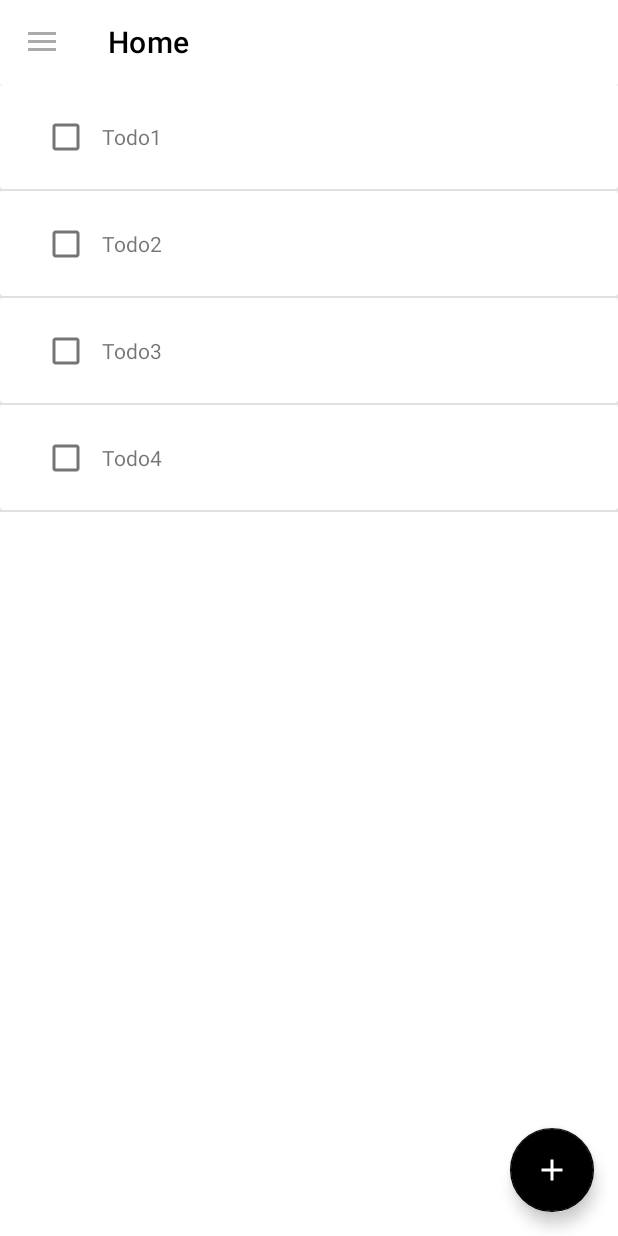
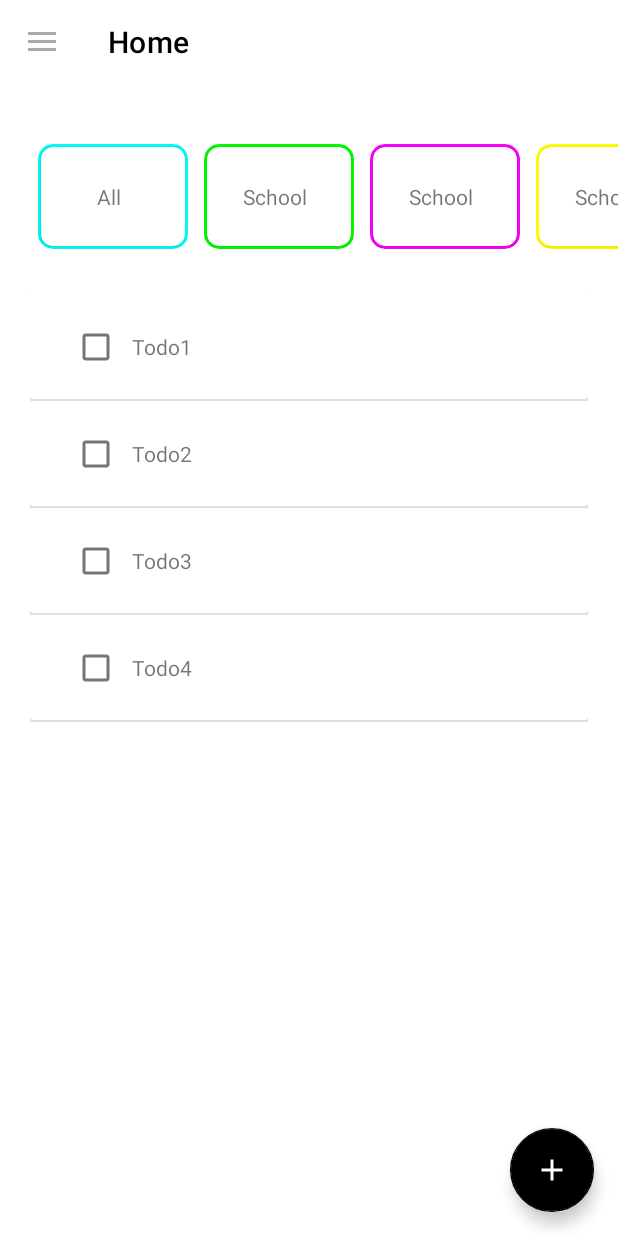
Before and after one commit to ercanpalta/ToDoApp-Android, an Android app: the screen it shows after launch (MainActivity), on a phone screen of 412 x 824 dp. Run offline under Robolectric (Android 15) with nearby library versions, the phone set to English and light mode, and no system bars; our stand-ins replace navigation-ui.

Commit message:
New RecyclerView added for task lists. #1

```diff
--- /dev/null
+++ b/app/src/main/java/com/ercanpalta/todo/adapter/ListAdapter.kt
@@ -0,0 +1,39 @@
+package com.ercanpalta.todo.adapter
+
+import android.graphics.Color
+import android.view.LayoutInflater
+import android.view.View
+import android.view.ViewGroup
+import android.widget.TextView
+import androidx.cardview.widget.CardView
+import androidx.recyclerview.widget.RecyclerView
+import com.ercanpalta.todo.R
+import com.ercanpalta.todo.model.TaskList
+import com.ercanpalta.todo.model.ToDo
+
+class ListAdapter(private val dataSet: ArrayList<TaskList<ToDo>>): RecyclerView.Adapter<ListAdapter.ViewHolder>() {
+
+    class ViewHolder(view: View): RecyclerView.ViewHolder(view){
+        val textView: TextView
+        val colorCard: CardView
+        init {
+            textView = view.findViewById(R.id.list_text)
+            colorCard = view.findViewById(R.id.colorCard)
+        }
+    }
+
+    override fun onCreateViewHolder(parent: ViewGroup, viewType: Int): ViewHolder {
+        val view = LayoutInflater.from(parent.context).inflate(R.layout.list_item, parent, false)
+
+        return ListAdapter.ViewHolder(view)
+    }
+
+    override fun onBindViewHolder(holder: ViewHolder, position: Int) {
+        holder.textView.text = dataSet[position].name
+        holder.colorCard.setCardBackgroundColor(dataSet[position].color)
+    }
+
+    override fun getItemCount(): Int {
+        return dataSet.size
+    }
+}
--- /dev/null
+++ b/app/src/main/java/com/ercanpalta/todo/model/TaskList.kt
@@ -0,0 +1,5 @@
+package com.ercanpalta.todo.model
+
+import android.graphics.Color
+
+class TaskList<ToDo>(val name:String, val color: Int ): ArrayList<ToDo>()
--- a/app/src/main/java/com/ercanpalta/todo/view/HomeFragment.kt
+++ b/app/src/main/java/com/ercanpalta/todo/view/HomeFragment.kt
@@ -9,9 +9,12 @@ import androidx.lifecycle.ViewModelProvider
 import androidx.recyclerview.widget.DividerItemDecoration
 import androidx.recyclerview.widget.LinearLayoutManager
 import com.ercanpalta.todo.adapter.HomeAdapter
+import com.ercanpalta.todo.adapter.ListAdapter
 import com.ercanpalta.todo.databinding.FragmentHomeBinding
+import com.ercanpalta.todo.model.TaskList
 import com.ercanpalta.todo.model.ToDo
 import com.ercanpalta.todo.viewmodel.HomeViewModel
+import java.util.Collections.addAll
 
 class HomeFragment : Fragment() {
 
@@ -43,11 +46,22 @@ class HomeFragment : Fragment() {
             listToDo.addAll(it)
         }
 
-        val adapter = HomeAdapter(listToDo)
-        binding.rvHome.adapter = adapter
-        val layoutManager = LinearLayoutManager(this.context, LinearLayoutManager.VERTICAL, false)
-        binding.rvHome.layoutManager = LinearLayoutManager(context)
-        binding.rvHome.addItemDecoration(DividerItemDecoration(context,layoutManager.orientation))
+        val listList:ArrayList<TaskList<ToDo>> = arrayListOf()
+        homeViewModel.listList.observe(viewLifecycleOwner) {
+            listList.addAll(it)
+        }
+
+        val homeAdapter = HomeAdapter(listToDo)
+        binding.rvHome.adapter = homeAdapter
+        val homeLayoutManager = LinearLayoutManager(this.context, LinearLayoutManager.VERTICAL, false)
+        binding.rvHome.layoutManager = homeLayoutManager
+        binding.rvHome.addItemDecoration(DividerItemDecoration(context,homeLayoutManager.orientation))
+
+
+        val listAdapter = ListAdapter(listList)
+        binding.rvHomeList.adapter = listAdapter
+        val listLayoutManager = LinearLayoutManager(this.context, LinearLayoutManager.HORIZONTAL, false)
+        binding.rvHomeList.layoutManager = listLayoutManager
 
         homeViewModel.updateData()
 
--- a/app/src/main/java/com/ercanpalta/todo/viewmodel/HomeViewModel.kt
+++ b/app/src/main/java/com/ercanpalta/todo/viewmodel/HomeViewModel.kt
@@ -1,14 +1,22 @@
 package com.ercanpalta.todo.viewmodel
 
+import android.graphics.Color
+import android.graphics.Color.*
 import androidx.lifecycle.LiveData
 import androidx.lifecycle.MutableLiveData
 import androidx.lifecycle.ViewModel
+import com.ercanpalta.todo.R
+import com.ercanpalta.todo.model.TaskList
 import com.ercanpalta.todo.model.ToDo
 
 class HomeViewModel : ViewModel() {
 
     private val _toDoList = MutableLiveData<List<ToDo>>()
     val toDoList:LiveData<List<ToDo>> = _toDoList
+
+    private val _listList = MutableLiveData<List<TaskList<ToDo>>>()
+    val listList:LiveData<List<TaskList<ToDo>>> = _listList
+
 
 
     fun updateData(){
@@ -17,6 +25,15 @@ class HomeViewModel : ViewModel() {
         val todo3 = ToDo("Todo3")
         val todo4 = ToDo("Todo4")
 
+        val list1 = TaskList<ToDo>("All", Color.CYAN)
+        val list2 = TaskList<ToDo>("School", Color.GREEN)
+        val list3 = TaskList<ToDo>("School", Color.MAGENTA)
+        val list4 = TaskList<ToDo>("School", Color.YELLOW)
+        val list5 = TaskList<ToDo>("New List", Color.LTGRAY)
+
+        val list_list = listOf<TaskList<ToDo>>(list1,list2,list3,list4,list5)
+        _listList.value = list_list
+
         val list_todo = listOf<ToDo>(todo1,todo2,todo3,todo4)
         _toDoList.value = list_todo
     }
--- a/app/src/main/res/layout/fragment_home.xml
+++ b/app/src/main/res/layout/fragment_home.xml
@@ -7,11 +7,22 @@
     tools:context=".view.HomeFragment">
 
     <androidx.recyclerview.widget.RecyclerView
+        android:id="@+id/rv_home_list"
+        android:layout_width="match_parent"
+        android:layout_height="100dp"
+        android:layout_marginTop="40dp"
+        android:layout_marginStart="20dp"
+        app:layout_constraintEnd_toEndOf="parent"
+        app:layout_constraintStart_toStartOf="parent"
+        app:layout_constraintTop_toTopOf="parent"/>
+
+    <androidx.recyclerview.widget.RecyclerView
         android:id="@+id/rv_home"
         android:layout_width="match_parent"
-        android:layout_height="match_parent"
+        android:layout_height="0dp"
+        android:layout_marginHorizontal="20dp"
         app:layout_constraintBottom_toBottomOf="parent"
         app:layout_constraintEnd_toEndOf="parent"
         app:layout_constraintStart_toStartOf="parent"
-        app:layout_constraintTop_toTopOf="parent" />
+        app:layout_constraintTop_toBottomOf="@id/rv_home_list" />
 </androidx.constraintlayout.widget.ConstraintLayout>
--- /dev/null
+++ b/app/src/main/res/layout/list_item.xml
@@ -0,0 +1,39 @@
+<?xml version="1.0" encoding="utf-8"?>
+<FrameLayout
+    xmlns:android="http://schemas.android.com/apk/res/android"
+    xmlns:app="http://schemas.android.com/apk/res-auto"
+    xmlns:tools="http://schemas.android.com/tools"
+    android:layout_marginHorizontal="5dp"
+    android:layout_width="100dp"
+    android:layout_height="70dp">
+
+    <androidx.cardview.widget.CardView
+        android:id="@+id/colorCard"
+        android:layout_width="match_parent"
+        android:layout_height="match_parent"
+        app:cardCornerRadius="10dp">
+        <androidx.cardview.widget.CardView
+            android:layout_width="match_parent"
+            android:layout_height="match_parent"
+            app:cardCornerRadius="8dp"
+            android:layout_margin="2dp">
+            <androidx.constraintlayout.widget.ConstraintLayout
+                android:layout_width="match_parent"
+                android:layout_height="match_parent">
+
+                <TextView
+                    android:id="@+id/list_text"
+                    android:layout_width="wrap_content"
+                    android:layout_height="wrap_content"
+                    android:layout_marginEnd="5dp"
+                    app:layout_constraintBottom_toBottomOf="parent"
+                    app:layout_constraintEnd_toEndOf="parent"
+                    app:layout_constraintStart_toStartOf="parent"
+                    app:layout_constraintTop_toTopOf="parent"
+                    tools:text="Task to do" />
+
+            </androidx.constraintlayout.widget.ConstraintLayout>
+        </androidx.cardview.widget.CardView>
+    </androidx.cardview.widget.CardView>
+
+</FrameLayout>
```
